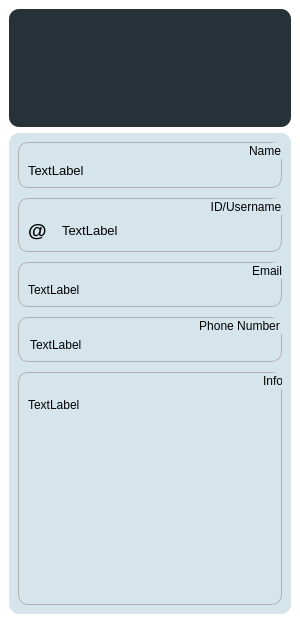
Qt form src/roominfopanel.ui (aligrand/Zapchat) before a commit.
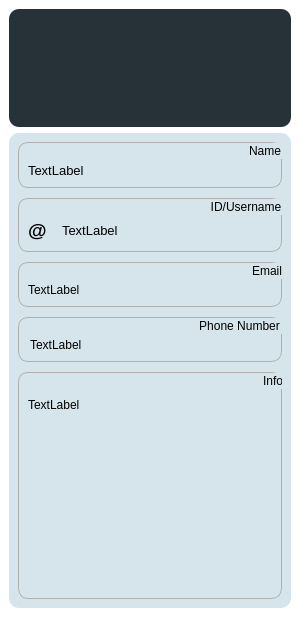
The same form after that commit. Icons and pictures are not drawn.

The edit to the form file:
```diff
--- a/src/roominfopanel.ui
+++ b/src/roominfopanel.ui
@@ -7,18 +7,24 @@
     <x>0</x>
     <y>0</y>
     <width>300</width>
-    <height>623</height>
+    <height>617</height>
    </rect>
   </property>
   <property name="sizePolicy">
-   <sizepolicy hsizetype="Ignored" vsizetype="Preferred">
+   <sizepolicy hsizetype="Preferred" vsizetype="Preferred">
     <horstretch>0</horstretch>
     <verstretch>0</verstretch>
    </sizepolicy>
   </property>
-  <property name="maximumSize">
+  <property name="minimumSize">
    <size>
     <width>300</width>
+    <height>300</height>
+   </size>
+  </property>
+  <property name="maximumSize">
+   <size>
+    <width>16777215</width>
     <height>16777215</height>
    </size>
   </property>
@@ -61,7 +67,7 @@
         <x>0</x>
         <y>0</y>
         <width>300</width>
-        <height>623</height>
+        <height>617</height>
        </rect>
       </property>
       <layout class="QVBoxLayout" name="verticalLayout_2">
```
